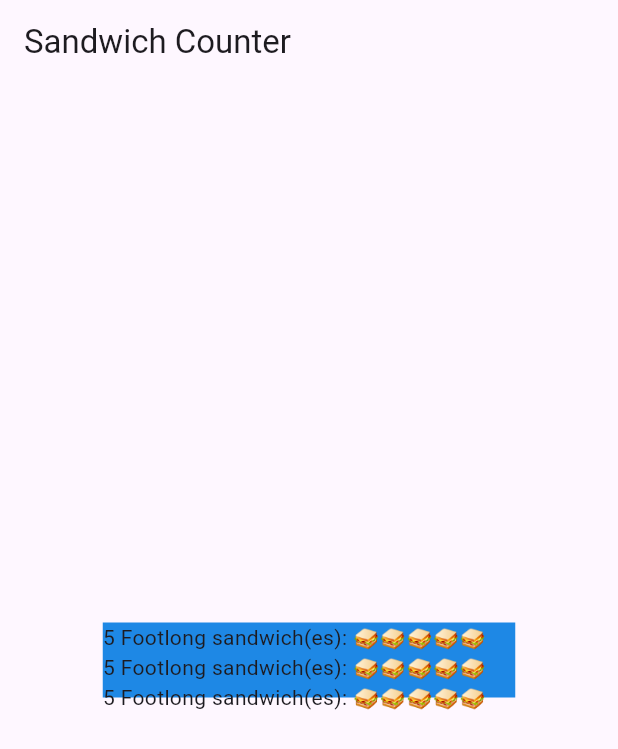
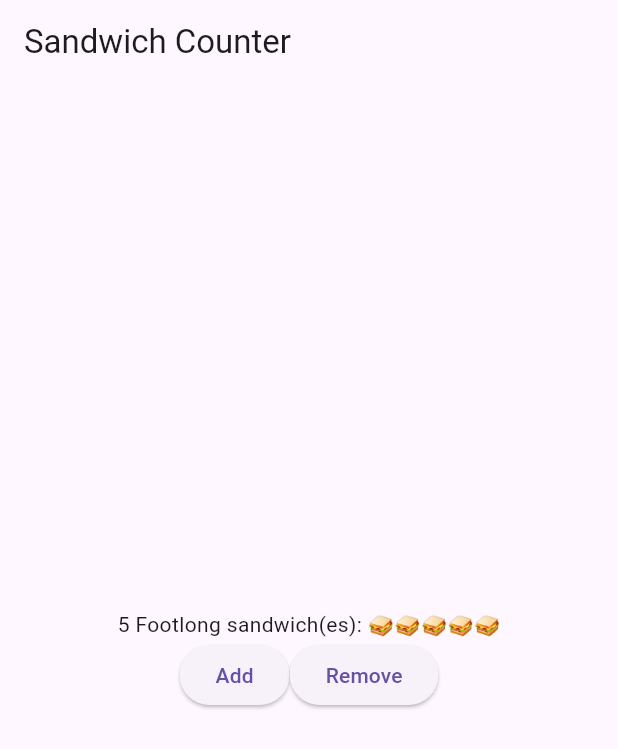
Before and after one commit to ojmanley/sandwich_shop, a Flutter app: the screen it shows after launch, on a phone screen of 412 x 824 dp. Shown: the top 749 px of the screen. Run offline on Flutter 3.47's test engine with Material 3 defaults, Android fonts, the phone set to English and light mode, and no system bars.

Commit message:
added buttons

```diff
--- a/lib/main.dart
+++ b/lib/main.dart
@@ -10,28 +10,31 @@ class App extends StatelessWidget {
   @override
   Widget build(BuildContext context) {
     return MaterialApp(
-      title: 'Sandwich Shop App',
-      home: Scaffold(
-        appBar: AppBar(title: const Text('Sandwich Counter')),
-        body: Center(
-          child: Container(
-            margin: const EdgeInsets.all(10.0),
-            color: Colors.blue[600],
-            width: 275,
-            height: 50,
-            child: const Column(
-              crossAxisAlignment: CrossAxisAlignment.start,
+        title: 'Sandwich Shop App',
+        home: Scaffold(
+          appBar: AppBar(title: const Text('Sandwich Counter')),
+          body: Center(
+            child: Column(
+              mainAxisAlignment: MainAxisAlignment.center,
               children: [
-
-                OrderItemDisplay(5, 'Footlong'),
-                OrderItemDisplay(5, 'Footlong'),
-                OrderItemDisplay(5, 'Footlong'),
+                const OrderItemDisplay(5, 'Footlong'),
+                Row(
+                  mainAxisAlignment: MainAxisAlignment.center,
+                  children: [
+                    ElevatedButton(
+                      onPressed: () => print('Add button pressed!'),
+                      child: const Text('Add'),
+                    ),
+                    ElevatedButton(
+                      onPressed: () => print('Remove button pressed!'),
+                      child: const Text('Remove'),
+                    ),
+                  ],
+                ),
               ],
             ),
           ),
-        ),
-      ),
-    );
+        ));
   }
 }
 
```
